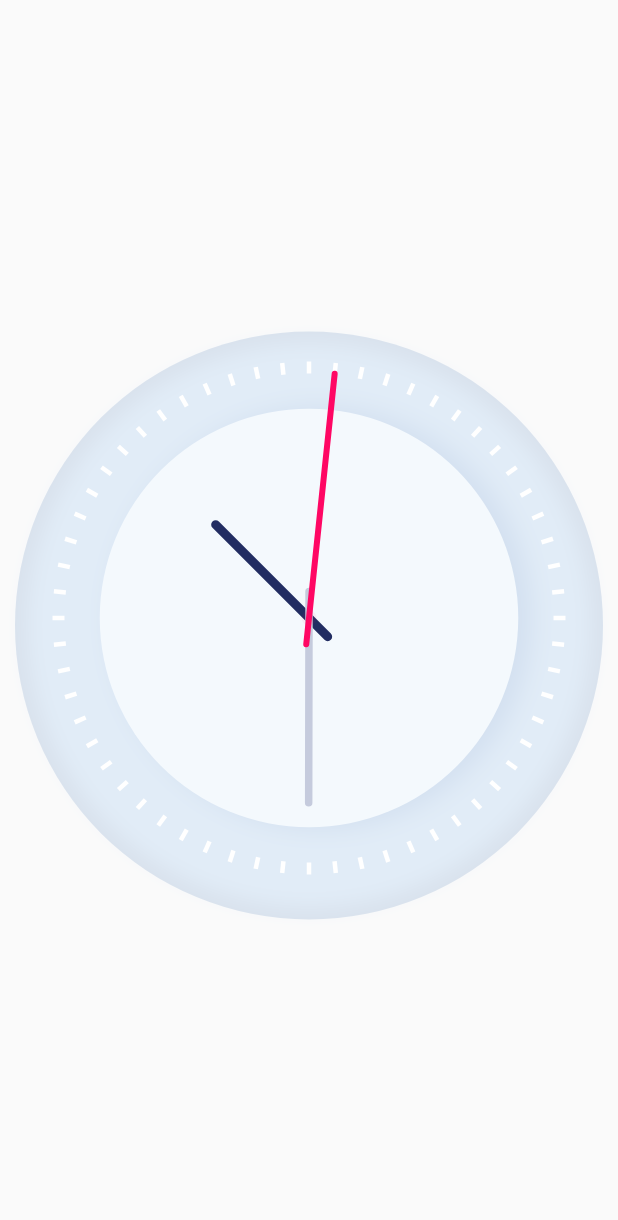
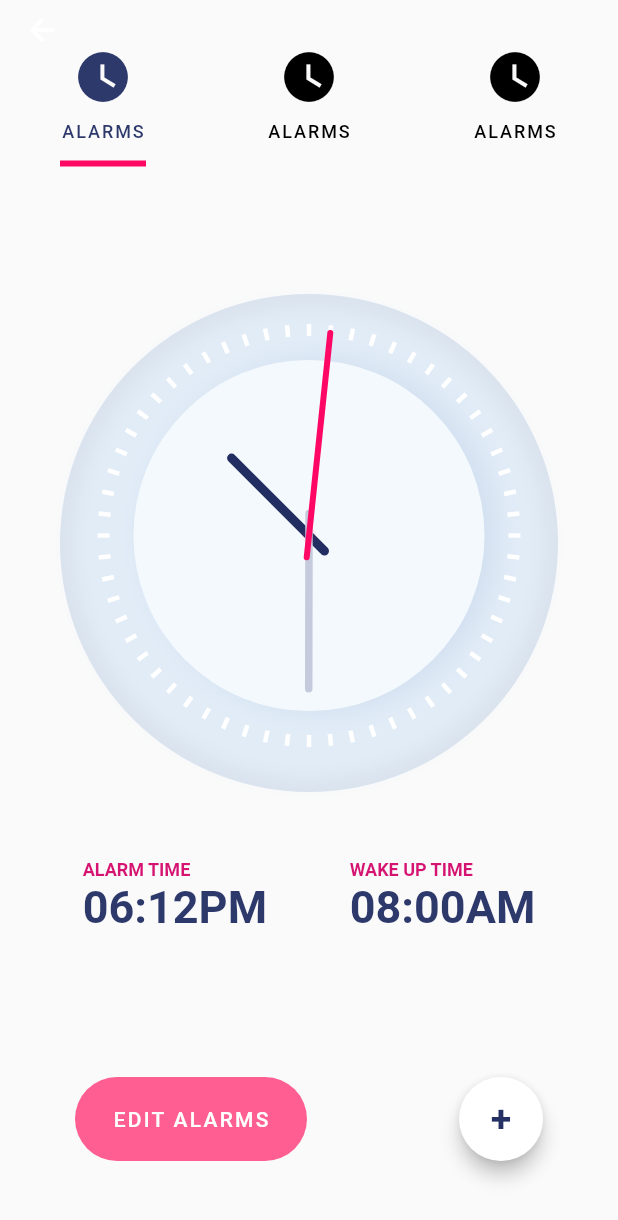
Before and after one commit to ravikant-paudel/flutter_clone, a Flutter app: the AppClock screen opened directly, on a phone screen of 412 x 824 dp. Shown: the top 1220 px of the screen. Run offline on Flutter 3.47's test engine with Material 2 defaults, Android fonts, the phone set to English and light mode, and no system bars.

Commit message:
Designed first Screen with clock.

```diff
--- a/lib/appClock/app_clock.dart
+++ b/lib/appClock/app_clock.dart
@@ -1,27 +1,132 @@
 import 'package:flutter/material.dart';
+import 'package:flutter/painting.dart';
+import 'package:flutter/rendering.dart';
 
-import 'clock/clock.dart';
-import 'clock/clock_text.dart';
+import 'screen/first_tab.dart';
 
 class AppClock extends StatelessWidget {
   @override
   Widget build(BuildContext context) {
-    return new Scaffold(
-      body: new Padding(
-        padding: const EdgeInsets.only(left: 10.0, right: 10.0),
-        child: new Column(
-          mainAxisAlignment: MainAxisAlignment.center,
-          children: <Widget>[
-            new Clock(
-                /*circleColor: Colors.black,
-              showBellsAndLegs: true,
-              bellColor: Colors.teal,
-              clockText: ClockText.arabic,
-              showHourHandleHeartShape: false,*/
+    return Container(
+      height: 600,
+      width: double.infinity,
+      child: DefaultTabController(
+        length: 3,
+        child: Scaffold(
+          bottomNavigationBar: BottomBar(),
+          appBar: AppBar(
+            elevation: 0.0,
+            backgroundColor: Colors.transparent,
+            bottom: PreferredSize(
+              preferredSize: Size.fromHeight(55),
+              child: Container(
+                color: Colors.transparent,
+                child: SafeArea(
+                  child: Column(
+                    children: <Widget>[
+                      TabBar(
+                        indicator: UnderlineTabIndicator(
+                            borderSide: BorderSide(
+                              color: Color(0xffff0863),
+                              width: 4.0,
+                            ),
+                            insets: EdgeInsets.symmetric(
+                              horizontal: 40,
+                            )),
+                        indicatorWeight: 12,
+//                        indicatorSize: TabBarIndicatorSize.label,
+                        labelColor: Color(0xff2d386b),
+                        labelStyle: TextStyle(
+                          fontSize: 12,
+                          letterSpacing: 1.3,
+                          fontWeight: FontWeight.w500,
+                        ),
+                        unselectedLabelColor: Colors.black,
+                        tabs: <Widget>[
+                          Tab(
+                            text: 'ALARMS',
+                            icon: Icon(
+                              Icons.watch_later,
+                              size: 40,
+                            ),
+                          ),
+                          Tab(
+                            text: 'ALARMS',
+                            icon: Icon(
+                              Icons.watch_later,
+                              size: 40,
+                            ),
+                          ),
+                          Tab(
+                            text: 'ALARMS',
+                            icon: Icon(
+                              Icons.watch_later,
+                              size: 40,
+                            ),
+                          ),
+                        ],
+                      ),
+                    ],
+                  ),
                 ),
-          ],
+              ),
+            ),
+          ),
+          body: TabBarView(
+            children: <Widget>[
+              Center(
+                child: FirstTab(),
+              ),
+              Text('2st'),
+              Text('3st'),
+            ],
+          ),
         ),
       ),
     );
   }
 }
+
+class BottomBar extends StatelessWidget {
+  @override
+  Widget build(BuildContext context) {
+    return Padding(
+      padding: EdgeInsets.fromLTRB(50, 0, 50, 50),
+      child: Row(
+        mainAxisAlignment: MainAxisAlignment.spaceBetween,
+        children: <Widget>[
+          FlatButton(
+            child: Text(
+              'EDIT ALARMS',
+              style: TextStyle(
+                letterSpacing: 1.5,
+              ),
+            ),
+            color: Color(0xffff5e92),
+            textColor: Colors.white,
+            padding: EdgeInsets.symmetric(vertical: 20, horizontal: 25),
+            shape: RoundedRectangleBorder(
+              borderRadius: BorderRadius.circular(50),
+            ),
+            onPressed: () {},
+          ),
+          FloatingActionButton(
+            child: Text(
+              '+',
+              style: TextStyle(
+                color: Color(0xff253165),
+                fontWeight: FontWeight.w700,
+                fontSize: 25,
+              ),
+            ),
+            onPressed: () {},
+            backgroundColor: Colors.white,
+            foregroundColor: Colors.black,
+            elevation: 5,
+            highlightElevation: 3,
+          ),
+        ],
+      ),
+    );
+  }
+}
--- a/lib/appClock/clock/clock.dart
+++ b/lib/appClock/clock/clock.dart
@@ -1,5 +1,4 @@
 import 'dart:async';
-import 'dart:math';
 
 import 'package:flutter/material.dart';
 import 'package:flutter/painting.dart';
--- /dev/null
+++ b/lib/appClock/screen/first_tab.dart
@@ -0,0 +1,70 @@
+import 'package:flutter/material.dart';
+import 'package:flutter/rendering.dart';
+import 'package:flutterclone/appClock/clock/clock.dart';
+
+class FirstTab extends StatelessWidget {
+  @override
+  Widget build(BuildContext context) {
+    return ListView(
+      children: <Widget>[
+        SizedBox(
+          height: 80,
+        ),
+        Padding(
+          padding: const EdgeInsets.symmetric(horizontal: 40),
+          child: Clock(),
+        ),
+        SizedBox(
+          height: 50,
+        ),
+        Row(
+          mainAxisAlignment: MainAxisAlignment.spaceEvenly,
+          children: <Widget>[
+            Column(
+              crossAxisAlignment: CrossAxisAlignment.start,
+              children: <Widget>[
+                Text(
+                  'ALARM TIME',
+                  style: TextStyle(
+                    color: Color(0xff2d3086b),
+                    fontSize: 12,
+                    fontWeight: FontWeight.w700,
+                  ),
+                ),
+                Text(
+                  '06:12PM',
+                  style: TextStyle(
+                    color: Color(0xffff2d386b),
+                    fontSize: 30,
+                    fontWeight: FontWeight.w700,
+                  ),
+                ),
+              ],
+            ),
+            Column(
+              crossAxisAlignment: CrossAxisAlignment.start,
+              children: <Widget>[
+                Text(
+                  'WAKE UP TIME',
+                  style: TextStyle(
+                    color: Color(0xff2d3086b),
+                    fontSize: 12,
+                    fontWeight: FontWeight.w700,
+                  ),
+                ),
+                Text(
+                  '08:00AM',
+                  style: TextStyle(
+                    color: Color(0xffff2d386b),
+                    fontSize: 30,
+                    fontWeight: FontWeight.w700,
+                  ),
+                ),
+              ],
+            ),
+          ],
+        ),
+      ],
+    );
+  }
+}
```
